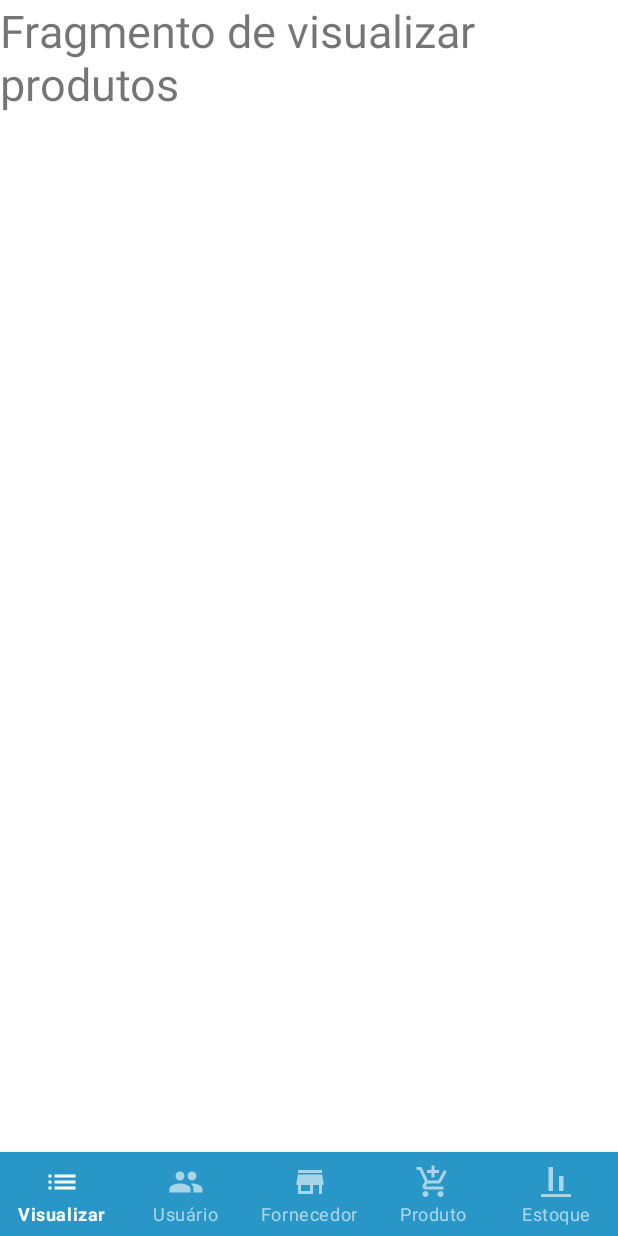
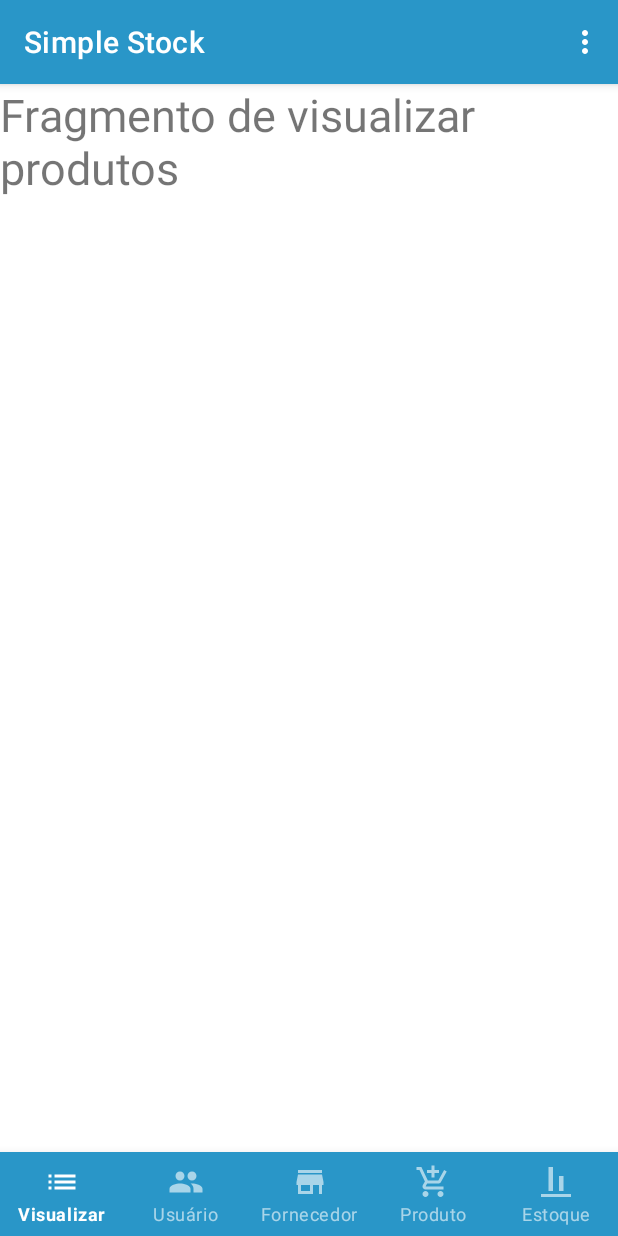
Before and after one commit to MateusEliasVieira/SimpleStock, an Android app: the screen it shows after launch once a user with an empty profile is signed in (HomeActivity), on a phone screen of 412 x 824 dp. Run offline under Robolectric (Android 15) with nearby library versions, the phone set to English and light mode, and no system bars; our stand-ins replace Firebase (no records; nobody signed in at launch, a user with empty details on screens opened directly).

Commit message:
adicionado menu de opções e implementado a opção de deslogar

```diff
--- a/app/src/main/java/br/com/ifgoiano/simplestock/views/HomeActivity.java
+++ b/app/src/main/java/br/com/ifgoiano/simplestock/views/HomeActivity.java
@@ -7,11 +7,16 @@ import androidx.fragment.app.FragmentContainerView;
 import androidx.fragment.app.FragmentManager;
 import androidx.fragment.app.FragmentTransaction;
 
+import android.content.Intent;
 import android.os.Bundle;
+import android.view.Menu;
+import android.view.MenuInflater;
 import android.view.MenuItem;
+import android.view.View;
 
 import com.google.android.material.bottomnavigation.BottomNavigationView;
 import com.google.android.material.navigation.NavigationBarView;
+import com.google.firebase.auth.FirebaseAuth;
 
 import br.com.ifgoiano.simplestock.R;
 import br.com.ifgoiano.simplestock.views.fragments.EstoqueFragment;
@@ -24,6 +29,7 @@ public class HomeActivity extends AppCompatActivity {
 
     private FragmentContainerView fragmentContainerView;
     private BottomNavigationView bottomNavigationView;
+
     @Override
     protected void onCreate(Bundle savedInstanceState) {
         super.onCreate(savedInstanceState);
@@ -35,23 +41,34 @@ public class HomeActivity extends AppCompatActivity {
         loadFragmentInActivityHome(new VisualizacaoProdutosFragment());
     }
 
+    @Override
+    public boolean onCreateOptionsMenu(Menu menu) {
+        MenuInflater menuInflater = getMenuInflater();
+        menuInflater.inflate(R.menu.home_menu_basic_options, menu);
+        return super.onCreateOptionsMenu(menu);
+    }
+
+    @Override
+    public boolean onOptionsItemSelected(@NonNull MenuItem item) {
+        if (item.getItemId() == R.id.item_sair) {
+            logout();
+        }
+        return super.onOptionsItemSelected(item);
+    }
+
     public void loadNavigation() {
         bottomNavigationView.setOnItemSelectedListener(new NavigationBarView.OnItemSelectedListener() {
             @Override
             public boolean onNavigationItemSelected(@NonNull MenuItem item) {
-                if(item.getItemId() == R.id.item_cadastro_usuario){
+                if (item.getItemId() == R.id.item_cadastro_usuario) {
                     loadFragmentInActivityHome(new UsuarioFragment());
-                }
-                else if(item.getItemId() == R.id.item_cadastro_fornecedor){
+                } else if (item.getItemId() == R.id.item_cadastro_fornecedor) {
                     loadFragmentInActivityHome(new FornecedorFragment());
-                }
-                else if(item.getItemId() == R.id.item_cadastro_produto){
+                } else if (item.getItemId() == R.id.item_cadastro_produto) {
                     loadFragmentInActivityHome(new ProdutoFragment());
-                }
-                else if(item.getItemId() == R.id.item_gerenciador_estoque){
+                } else if (item.getItemId() == R.id.item_gerenciador_estoque) {
                     loadFragmentInActivityHome(new EstoqueFragment());
-                }
-                else if(item.getItemId() == R.id.item_visualizar_produtos){
+                } else if (item.getItemId() == R.id.item_visualizar_produtos) {
                     loadFragmentInActivityHome(new VisualizacaoProdutosFragment());
                 }
                 return false;
@@ -60,12 +77,21 @@ public class HomeActivity extends AppCompatActivity {
         });
     }
 
-    private void loadFragmentInActivityHome(Fragment obj){
+    private void loadFragmentInActivityHome(Fragment obj) {
         FragmentManager fragmentManager = getSupportFragmentManager();
         FragmentTransaction fragmentTransaction = fragmentManager.beginTransaction();
-        fragmentTransaction.replace(fragmentContainerView.getId(),obj);
+        fragmentTransaction.replace(fragmentContainerView.getId(), obj);
         fragmentTransaction.addToBackStack(null);
         fragmentTransaction.commit();
     }
 
+    private void logout() {
+        FirebaseAuth.getInstance().signOut(); // Encerramos o estado de logado lá no firebase
+        Intent intent = new Intent(HomeActivity.this, LoginActivity.class);
+        startActivity(intent); // vamos para tela de login
+        finish(); // encerramos essa atividade
+    }
+
+
+
 }
--- a/app/src/main/java/br/com/ifgoiano/simplestock/views/LoginActivity.java
+++ b/app/src/main/java/br/com/ifgoiano/simplestock/views/LoginActivity.java
@@ -33,6 +33,7 @@ public class LoginActivity extends AppCompatActivity {
     protected void onCreate(Bundle savedInstanceState) {
         super.onCreate(savedInstanceState);
         setContentView(R.layout.activity_login);
+        getSupportActionBar().hide();// Esconde a barra de navegação (Action Bar)
         auth = FirebaseAuth.getInstance();
         editTextEmail = findViewById(R.id.editTextEmail);
         editTextPassword = findViewById(R.id.editTextPassword);
--- /dev/null
+++ b/app/src/main/res/menu/home_menu_basic_options.xml
@@ -0,0 +1,7 @@
+<?xml version="1.0" encoding="utf-8"?>
+<menu xmlns:android="http://schemas.android.com/apk/res/android">
+    <item
+        android:id="@+id/item_sair"
+        android:title="@string/sair"
+        />
+</menu>
--- a/app/src/main/res/values/strings.xml
+++ b/app/src/main/res/values/strings.xml
@@ -10,6 +10,7 @@
     <string name="menu_cadastro_produto">Produto</string>
     <string name="menu_visualizar_estoque">Visualizar</string>
     <string name="menu_gerenciador_estoque">Estoque</string>
-    <!-- TODO: Remove or change this placeholder text -->
-    <string name="hello_blank_fragment">Hello blank fragment</string>
+
+    <string name="sair">Sair</string>
+
 </resources>
--- a/app/src/main/res/values/themes.xml
+++ b/app/src/main/res/values/themes.xml
@@ -1,6 +1,6 @@
 <resources xmlns:tools="http://schemas.android.com/tools">
     <!-- Base application theme. -->
-    <style name="Theme.SimpleStock" parent="Theme.MaterialComponents.DayNight.NoActionBar">
+    <style name="Theme.SimpleStock" parent="Theme.MaterialComponents.DayNight.DarkActionBar">
         <!-- Primary brand color. -->
         <item name="colorPrimary">#2996C8</item>
         <item name="colorPrimaryVariant">#66CCFB</item>
```
